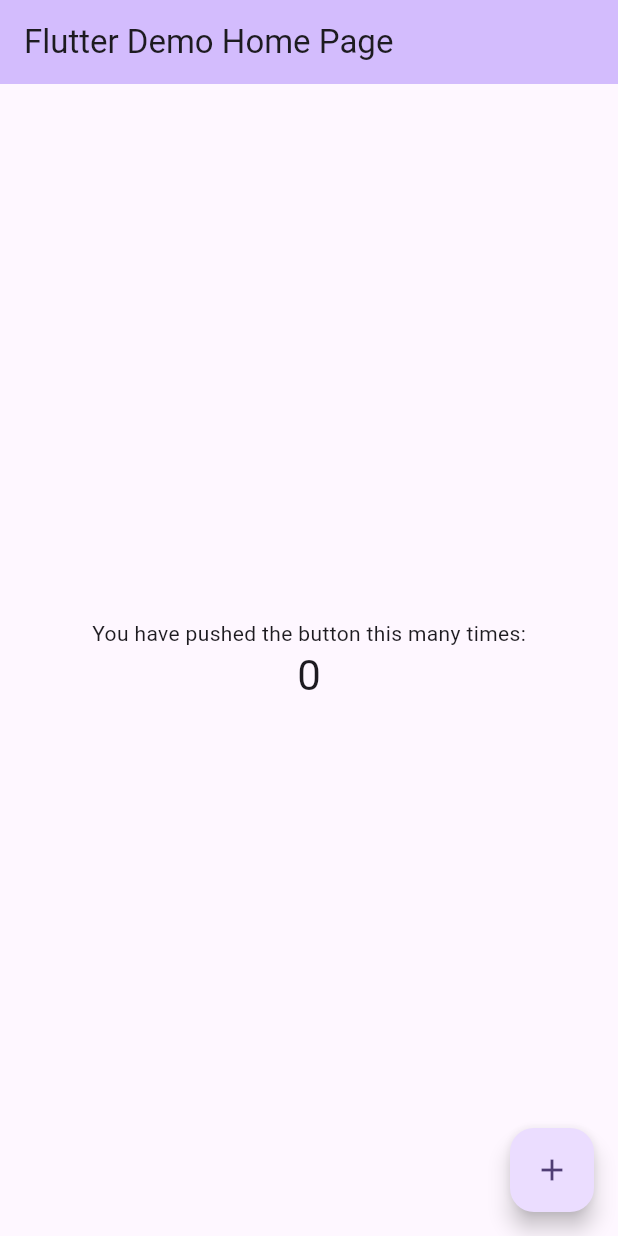
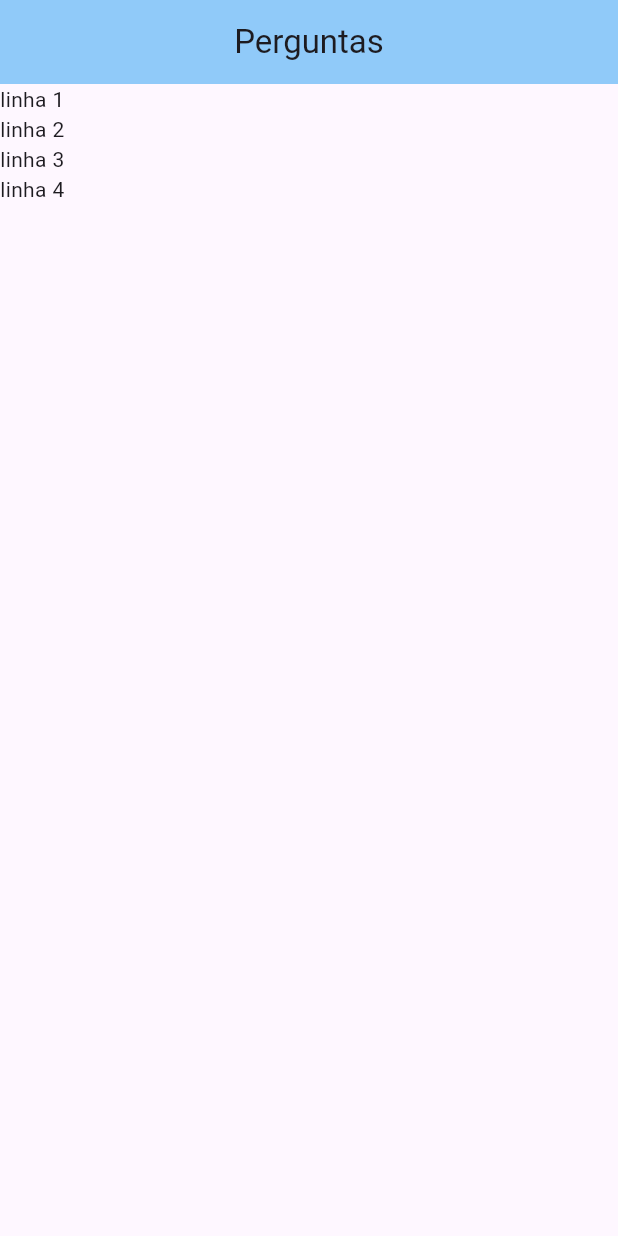
Before and after one commit to gabrielnavas/simple-ask-flutter, a Flutter app: the screen it shows after launch, on a phone screen of 412 x 824 dp. Run offline on Flutter 3.47's test engine with Material 3 defaults, Android fonts, the phone set to English and light mode, and no system bars.

Commit message:
example with column

```diff
--- a/lib/main.dart
+++ b/lib/main.dart
@@ -1,125 +1,28 @@
 import 'package:flutter/material.dart';
 
-void main() {
-  runApp(const MyApp());
-}
+void main() => runApp(PerguntaApp());
 
-class MyApp extends StatelessWidget {
-  const MyApp({super.key});
-
-  // This widget is the root of your application.
+class PerguntaApp extends StatelessWidget {
   @override
   Widget build(BuildContext context) {
     return MaterialApp(
-      title: 'Flutter Demo',
-      theme: ThemeData(
-        // This is the theme of your application.
-        //
-        // TRY THIS: Try running your application with "flutter run". You'll see
-        // the application has a purple toolbar. Then, without quitting the app,
-        // try changing the seedColor in the colorScheme below to Colors.green
-        // and then invoke "hot reload" (save your changes or press the "hot
-        // reload" button in a Flutter-supported IDE, or press "r" if you used
-        // the command line to start the app).
-        //
-        // Notice that the counter didn't reset back to zero; the application
-        // state is not lost during the reload. To reset the state, use hot
-        // restart instead.
-        //
-        // This works for code too, not just values: Most code changes can be
-        // tested with just a hot reload.
-        colorScheme: ColorScheme.fromSeed(seedColor: Colors.deepPurple),
-        useMaterial3: true,
+      home: Scaffold(
+        appBar: AppBar(
+          title: Text(
+            'Perguntas',
+          ),
+          centerTitle: true,
+          backgroundColor: Colors.blue.shade200,
+        ),
+        body: Column(
+          children: [
+            Text('linha 1'),
+            Text('linha 2'),
+            Text('linha 3'),
+            Text('linha 4'),
+          ],
+        ),
       ),
-      home: const MyHomePage(title: 'Flutter Demo Home Page'),
     );
   }
 }
-
-class MyHomePage extends StatefulWidget {
-  const MyHomePage({super.key, required this.title});
-
-  // This widget is the home page of your application. It is stateful, meaning
-  // that it has a State object (defined below) that contains fields that affect
-  // how it looks.
-
-  // This class is the configuration for the state. It holds the values (in this
-  // case the title) provided by the parent (in this case the App widget) and
-  // used by the build method of the State. Fields in a Widget subclass are
-  // always marked "final".
-
-  final String title;
-
-  @override
-  State<MyHomePage> createState() => _MyHomePageState();
-}
-
-class _MyHomePageState extends State<MyHomePage> {
-  int _counter = 0;
-
-  void _incrementCounter() {
-    setState(() {
-      // This call to setState tells the Flutter framework that something has
-      // changed in this State, which causes it to rerun the build method below
-      // so that the display can reflect the updated values. If we changed
-      // _counter without calling setState(), then the build method would not be
-      // called again, and so nothing would appear to happen.
-      _counter++;
-    });
-  }
-
-  @override
-  Widget build(BuildContext context) {
-    // This method is rerun every time setState is called, for instance as done
-    // by the _incrementCounter method above.
-    //
-    // The Flutter framework has been optimized to make rerunning build methods
-    // fast, so that you can just rebuild anything that needs updating rather
-    // than having to individually change instances of widgets.
-    return Scaffold(
-      appBar: AppBar(
-        // TRY THIS: Try changing the color here to a specific color (to
-        // Colors.amber, perhaps?) and trigger a hot reload to see the AppBar
-        // change color while the other colors stay the same.
-        backgroundColor: Theme.of(context).colorScheme.inversePrimary,
-        // Here we take the value from the MyHomePage object that was created by
-        // the App.build method, and use it to set our appbar title.
-        title: Text(widget.title),
-      ),
-      body: Center(
-        // Center is a layout widget. It takes a single child and positions it
-        // in the middle of the parent.
-        child: Column(
-          // Column is also a layout widget. It takes a list of children and
-          // arranges them vertically. By default, it sizes itself to fit its
-          // children horizontally, and tries to be as tall as its parent.
-          //
-          // Column has various properties to control how it sizes itself and
-          // how it positions its children. Here we use mainAxisAlignment to
-          // center the children vertically; the main axis here is the vertical
-          // axis because Columns are vertical (the cross axis would be
-          // horizontal).
-          //
-          // TRY THIS: Invoke "debug painting" (choose the "Toggle Debug Paint"
-          // action in the IDE, or press "p" in the console), to see the
-          // wireframe for each widget.
-          mainAxisAlignment: MainAxisAlignment.center,
-          children: <Widget>[
-            const Text(
-              'You have pushed the button this many times:',
-            ),
-            Text(
-              '$_counter',
-              style: Theme.of(context).textTheme.headlineMedium,
-            ),
-          ],
-        ),
-      ),
-      floatingActionButton: FloatingActionButton(
-        onPressed: _incrementCounter,
-        tooltip: 'Increment',
-        child: const Icon(Icons.add),
-      ), // This trailing comma makes auto-formatting nicer for build methods.
-    );
-  }
-}
```
